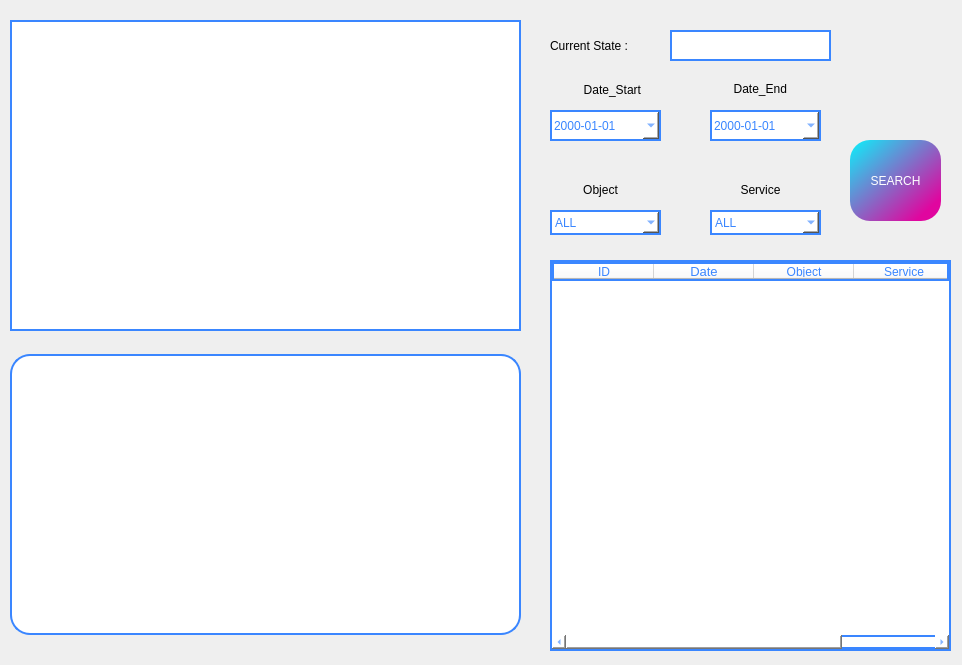
Above: PAM_Admin/admin_package/admin_package/gui.ui from addinedu-ros-4th/ros-repo-5 before the change. Below: the same form after it.
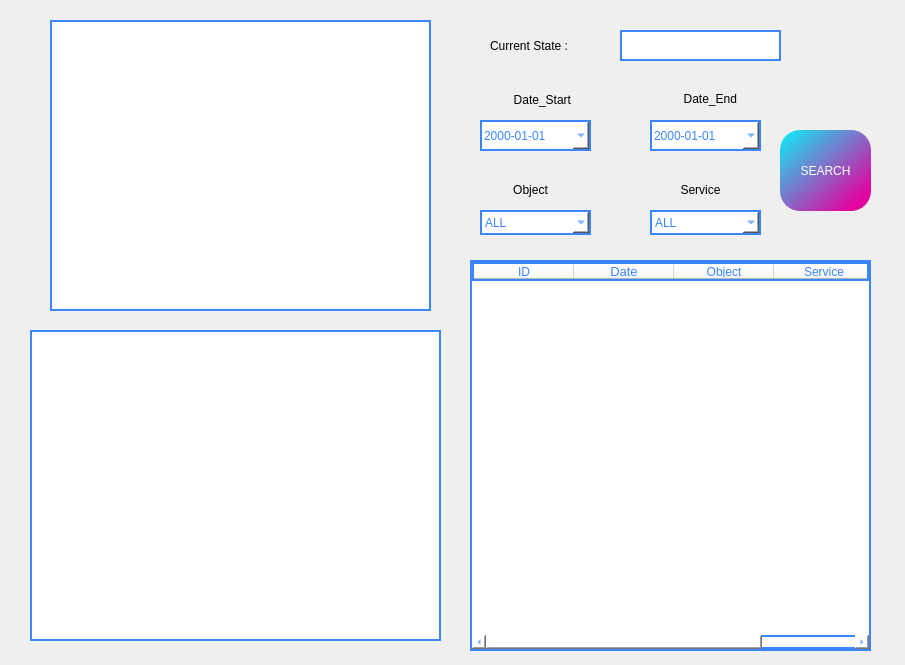
That is the form after the change.

Commit message: modify PAM_Admin/

Diff of the .ui file:
```diff
--- a/PAM_Admin/admin_package/admin_package/gui.ui
+++ b/PAM_Admin/admin_package/admin_package/gui.ui
@@ -6,7 +6,7 @@
    <rect>
     <x>0</x>
     <y>0</y>
-    <width>962</width>
+    <width>905</width>
     <height>665</height>
    </rect>
   </property>
@@ -17,9 +17,9 @@
    <widget class="QLabel" name="camera_label">
     <property name="geometry">
      <rect>
-      <x>10</x>
-      <y>20</y>
-      <width>511</width>
+      <x>30</x>
+      <y>330</y>
+      <width>411</width>
       <height>311</height>
      </rect>
     </property>
@@ -32,11 +32,14 @@
     <property name="text">
      <string/>
     </property>
+    <property name="alignment">
+     <set>Qt::AlignCenter</set>
+    </property>
    </widget>
    <widget class="QLabel" name="label">
     <property name="geometry">
      <rect>
-      <x>550</x>
+      <x>490</x>
       <y>30</y>
       <width>111</width>
       <height>31</height>
@@ -52,26 +55,29 @@
    <widget class="QLabel" name="map_label">
     <property name="geometry">
      <rect>
-      <x>10</x>
-      <y>354</y>
-      <width>511</width>
-      <height>281</height>
+      <x>50</x>
+      <y>20</y>
+      <width>381</width>
+      <height>291</height>
      </rect>
     </property>
     <property name="styleSheet">
      <string notr="true">color: rgb(58, 134, 255);
 	background-color: white;
 	border: 2px solid rgb(58, 134, 255);
-	border-radius: 20px;</string>
+</string>
     </property>
     <property name="text">
      <string/>
     </property>
+    <property name="alignment">
+     <set>Qt::AlignCenter</set>
+    </property>
    </widget>
    <widget class="QTableWidget" name="dbTable">
     <property name="geometry">
      <rect>
-      <x>550</x>
+      <x>470</x>
       <y>260</y>
       <width>401</width>
       <height>391</height>
@@ -115,8 +121,8 @@
    <widget class="QDateEdit" name="dateStart">
     <property name="geometry">
      <rect>
-      <x>550</x>
-      <y>110</y>
+      <x>480</x>
+      <y>120</y>
       <width>111</width>
       <height>31</height>
      </rect>
@@ -137,8 +143,8 @@
    <widget class="QDateEdit" name="dateEnd">
     <property name="geometry">
      <rect>
-      <x>710</x>
-      <y>110</y>
+      <x>650</x>
+      <y>120</y>
       <width>111</width>
       <height>31</height>
      </rect>
@@ -162,8 +168,8 @@
    <widget class="QLabel" name="end">
     <property name="geometry">
      <rect>
-      <x>720</x>
-      <y>80</y>
+      <x>670</x>
+      <y>90</y>
       <width>67</width>
       <height>17</height>
      </rect>
@@ -178,8 +184,8 @@
    <widget class="QLabel" name="start">
     <property name="geometry">
      <rect>
-      <x>560</x>
-      <y>80</y>
+      <x>490</x>
+      <y>90</y>
       <width>81</width>
       <height>20</height>
      </rect>
@@ -194,8 +200,8 @@
    <widget class="QPushButton" name="search_btn">
     <property name="geometry">
      <rect>
-      <x>850</x>
-      <y>140</y>
+      <x>780</x>
+      <y>130</y>
       <width>91</width>
       <height>81</height>
      </rect>
@@ -214,7 +220,7 @@
    <widget class="QLabel" name="start_2">
     <property name="geometry">
      <rect>
-      <x>560</x>
+      <x>490</x>
       <y>180</y>
       <width>81</width>
       <height>20</height>
@@ -230,7 +236,7 @@
    <widget class="QLabel" name="start_3">
     <property name="geometry">
      <rect>
-      <x>720</x>
+      <x>660</x>
       <y>180</y>
       <width>81</width>
       <height>20</height>
@@ -246,7 +252,7 @@
    <widget class="QComboBox" name="Object">
     <property name="geometry">
      <rect>
-      <x>550</x>
+      <x>480</x>
       <y>210</y>
       <width>111</width>
       <height>25</height>
@@ -297,7 +303,7 @@
    <widget class="QComboBox" name="Service">
     <property name="geometry">
      <rect>
-      <x>710</x>
+      <x>650</x>
       <y>210</y>
       <width>111</width>
       <height>25</height>
@@ -333,7 +339,7 @@
    <widget class="QLabel" name="state_label">
     <property name="geometry">
      <rect>
-      <x>670</x>
+      <x>620</x>
       <y>30</y>
       <width>161</width>
       <height>31</height>
```
The commit also changes 2 other files.
